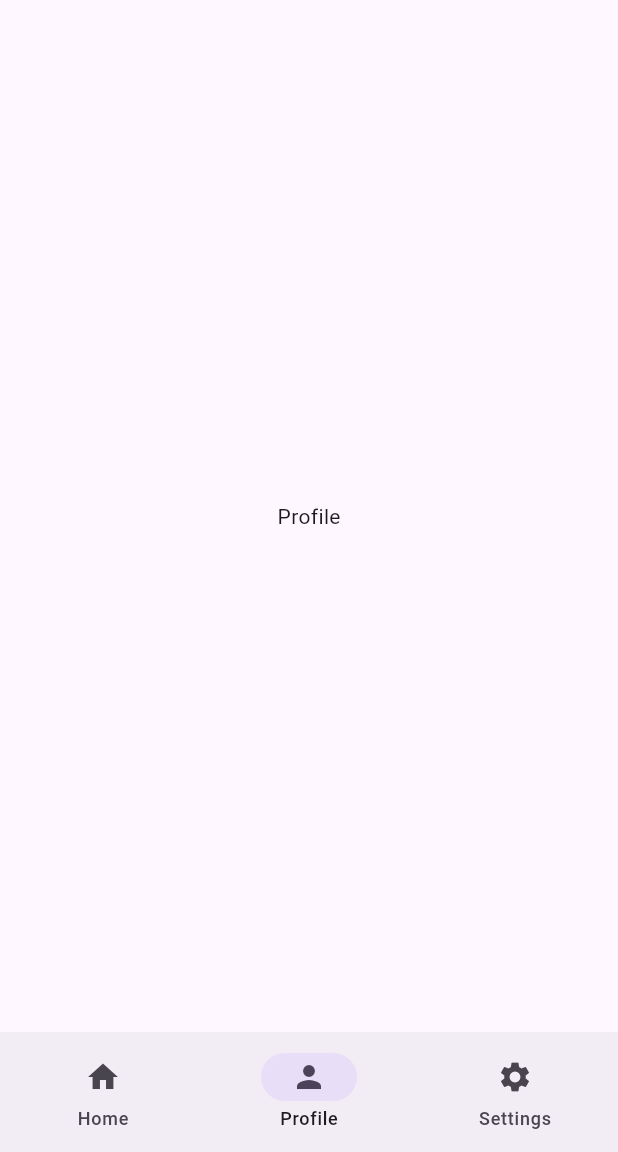
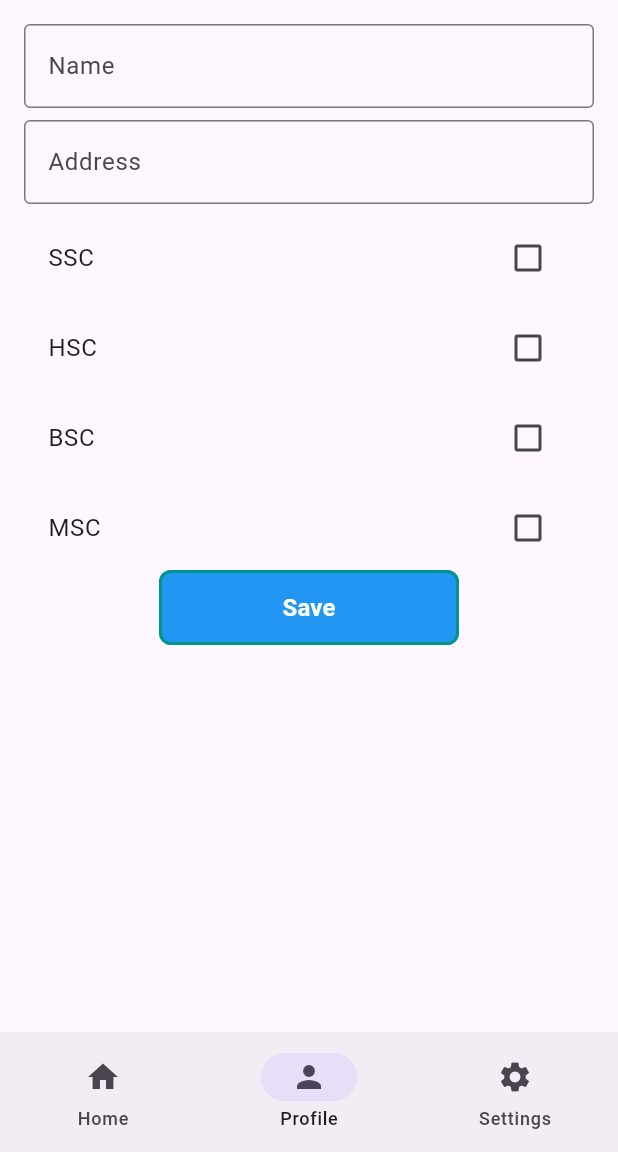
Before and after one commit to ashik0024/test_flutter, a Flutter app: the screen it shows after launch, item 2 of the bottom bar chosen, on a phone screen of 412 x 824 dp, the part 84-1236 px from its top. Run offline on Flutter 3.47's test engine with Material 3 defaults, Android fonts, the light colour scheme and no system bars.

Commit message:
user data input widget used.

```diff
--- a/lib/views/pages/profile.dart
+++ b/lib/views/pages/profile.dart
@@ -2,11 +2,95 @@ import 'package:flutter/material.dart';
 
 
 
-class ProfilePage extends StatelessWidget {
+class ProfilePage extends StatefulWidget {
   const ProfilePage({super.key});
 
   @override
+  State<ProfilePage> createState() => _ProfilePageState();
+}
+
+class _ProfilePageState extends State<ProfilePage> {
+
+  TextEditingController nameController = TextEditingController();
+  TextEditingController addressController = TextEditingController();
+  bool isSsc = false;
+  bool isHsc = false;
+  bool isBsc = false;
+  bool isMsc = false;
+
+
+
+
+
+  @override
   Widget build(BuildContext context) {
-    return Center(child: Text("Profile"));
+    return Container(
+      padding: EdgeInsets.all(16),
+      child:
+      Column(
+        children: [
+          TextField(
+            controller: nameController,
+            decoration: InputDecoration(
+            hintText: "Enter your name",
+            labelText: "Name",
+            border: OutlineInputBorder()
+          ),
+          ),
+          SizedBox(height: 8),
+          TextField(
+            controller: addressController,
+            decoration: InputDecoration(
+            hintText: "Enter your address",
+            labelText: "Address",
+            border: OutlineInputBorder()
+          )
+          ),
+          SizedBox(height: 8),
+          CheckboxListTile(value: isSsc,
+              title: Text("SSC"),
+              onChanged: (value){
+            setState(() {
+              isSsc=value!;
+            });
+          }),
+          SizedBox(height: 4),
+          CheckboxListTile(value: isHsc,   title: Text("HSC"), onChanged: (value){
+            setState(() {
+              isHsc=value!;
+            });
+          }),
+          SizedBox(height: 4),
+          CheckboxListTile(value: isBsc,    title: Text("BSC"),onChanged: (value){
+            setState(() {
+              isBsc=value!;
+            });
+          }),
+          SizedBox(height: 4),
+          CheckboxListTile(value: isMsc,   title: Text("MSC"), onChanged: (value){
+            setState(() {
+              isMsc=value!;
+            });
+          }),
+          OutlinedButton(
+              onPressed:(){
+
+          },
+            style: OutlinedButton.styleFrom(
+              side: BorderSide(color: Colors.teal, width: 2),
+              shape: RoundedRectangleBorder(
+                borderRadius: BorderRadius.circular(8),
+              ),
+              backgroundColor: Colors.blue,
+              foregroundColor: Colors.white,
+              fixedSize: Size(200, 50),// Text & icon color
+              padding: EdgeInsets.symmetric(horizontal: 24, vertical: 12),
+
+            ),
+              child: Text("Save", style: TextStyle(fontSize: 16, fontWeight: FontWeight.w600)),
+          )
+        ],
+      ),
+    );
   }
 }
```
